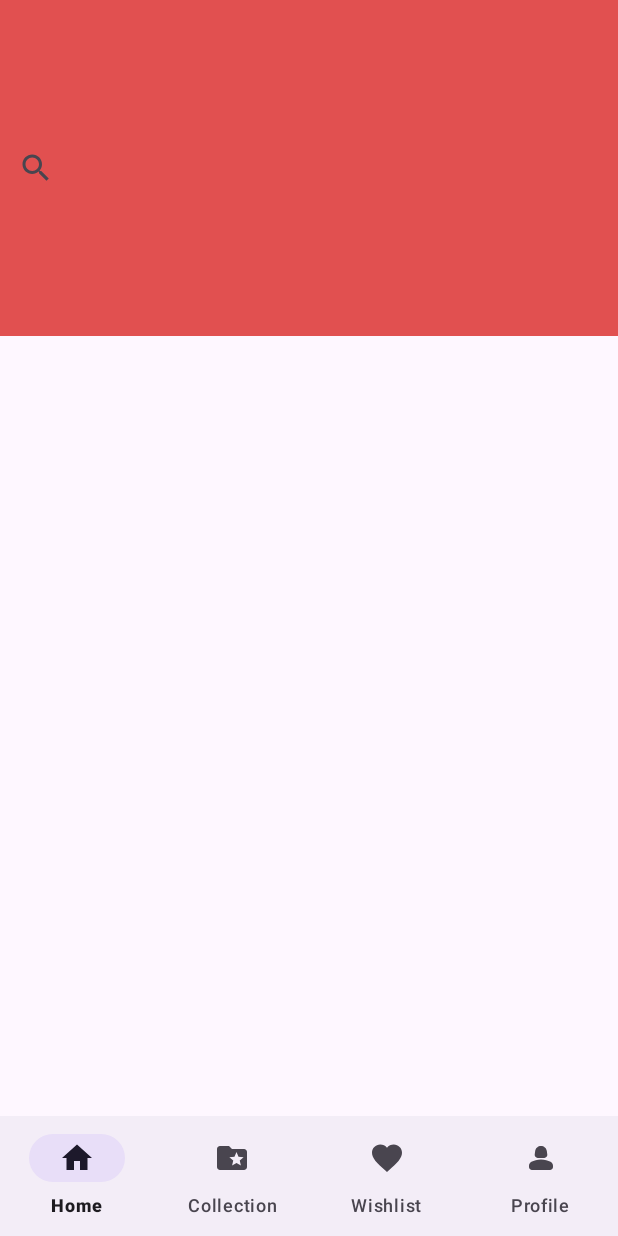
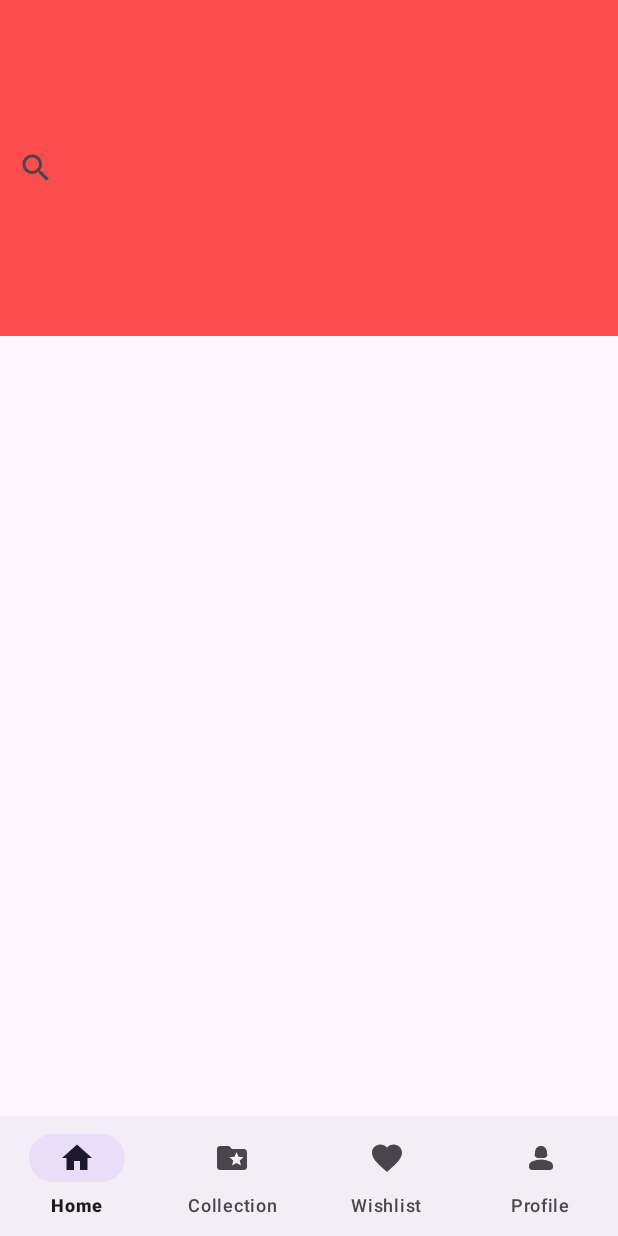
Before and after one commit to ElianaFlorencia/TEST_APP, an Android app: the screen it shows after launch (MainActivity), on a phone screen of 412 x 824 dp. Run offline under Robolectric (Android 15) with nearby library versions, the phone set to English and light mode, and no system bars.

Commit message:
search bar color change

```diff
--- a/app/src/main/res/drawable/baseline_favorite_24.xml
+++ b/app/src/main/res/drawable/baseline_favorite_24.xml
@@ -1,6 +1,6 @@
 <vector
     android:height="100dp"
-    android:tint="#000000"
+    android:tint="#FFFB4D4D"
     android:viewportHeight="24"
     android:viewportWidth="24"
     android:width="100dp"
--- a/app/src/main/res/drawable/baseline_folder_special_24.xml
+++ b/app/src/main/res/drawable/baseline_folder_special_24.xml
@@ -1,5 +1,8 @@
-<vector android:height="24dp" android:tint="#000000"
-    android:viewportHeight="24" android:viewportWidth="24"
-    android:width="24dp" xmlns:android="http://schemas.android.com/apk/res/android">
+<vector android:height="24dp"
+    android:tint="#FFFB4D4D"
+    android:viewportHeight="24"
+    android:viewportWidth="24"
+    android:width="24dp"
+    xmlns:android="http://schemas.android.com/apk/res/android">
     <path android:fillColor="@android:color/white" android:pathData="M20,6h-8l-2,-2L4,4c-1.1,0 -2,0.9 -2,2v12c0,1.1 0.9,2 2,2h16c1.1,0 2,-0.9 2,-2L22,8c0,-1.1 -0.9,-2 -2,-2zM17.94,17L15,15.28 12.06,17l0.78,-3.33 -2.59,-2.24 3.41,-0.29L15,8l1.34,3.14 3.41,0.29 -2.59,2.24 0.78,3.33z"/>
 </vector>
--- a/app/src/main/res/drawable/baseline_home_24.xml
+++ b/app/src/main/res/drawable/baseline_home_24.xml
@@ -1,5 +1,5 @@
 <vector android:height="24dp"
-    android:tint="#000000"
+    android:tint="#FFFB4D4D"
     android:viewportHeight="24"
     android:viewportWidth="24"
     android:width="24dp"
--- a/app/src/main/res/drawable/round_person_2_24.xml
+++ b/app/src/main/res/drawable/round_person_2_24.xml
@@ -1,4 +1,4 @@
-<vector android:height="24dp" android:tint="#000000"
+<vector android:height="24dp" android:tint="#FFFB4D4D"
     android:viewportHeight="24" android:viewportWidth="24"
     android:width="24dp" xmlns:android="http://schemas.android.com/apk/res/android">
     <path android:fillColor="@android:color/white" android:pathData="M18.39,14.56C16.71,13.7 14.53,13 12,13c-2.53,0 -4.71,0.7 -6.39,1.56C4.61,15.07 4,16.1 4,17.22L4,18c0,1.1 0.9,2 2,2h12c1.1,0 2,-0.9 2,-2l0,-0.78C20,16.1 19.39,15.07 18.39,14.56z"/>
--- a/app/src/main/res/layout/activity_main.xml
+++ b/app/src/main/res/layout/activity_main.xml
@@ -8,15 +8,12 @@
     tools:context=".MainActivity">
 
 
-
-
-
     <LinearLayout
         android:id="@+id/barra"
         android:layout_width="0dp"
         android:layout_height="0dp"
         android:layout_marginBottom="600dp"
-        android:background="#E15050"
+        android:background="#FB4D4D"
         android:orientation="horizontal"
         app:layout_constraintBottom_toBottomOf="parent"
         app:layout_constraintEnd_toEndOf="parent"
```
